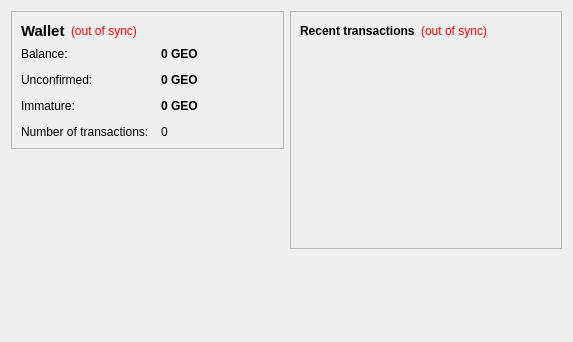
Qt form src/qt/forms/overviewpage.ui (riclin1/jurassiccoinv2) before a commit.
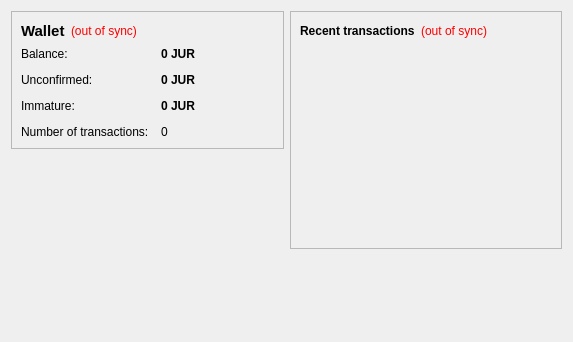
The same form after that commit.

```diff
--- a/src/qt/forms/overviewpage.ui
+++ b/src/qt/forms/overviewpage.ui
@@ -105,7 +105,7 @@
              <string>Your current balance</string>
             </property>
             <property name="text">
-             <string notr="true">0 GEO</string>
+             <string notr="true">0 JUR</string>
             </property>
             <property name="textInteractionFlags">
              <set>Qt::LinksAccessibleByMouse|Qt::TextSelectableByKeyboard|Qt::TextSelectableByMouse</set>
@@ -134,7 +134,7 @@
              <string>Total of transactions that have yet to be confirmed, and do not yet count toward the current balance</string>
             </property>
             <property name="text">
-             <string notr="true">0 GEO</string>
+             <string notr="true">0 JUR</string>
             </property>
             <property name="textInteractionFlags">
              <set>Qt::LinksAccessibleByMouse|Qt::TextSelectableByKeyboard|Qt::TextSelectableByMouse</set>
@@ -177,7 +177,7 @@
              <string>Mined balance that has not yet matured</string>
             </property>
             <property name="text">
-             <string notr="true">0 GEO</string>
+             <string notr="true">0 JUR</string>
             </property>
             <property name="textInteractionFlags">
              <set>Qt::LinksAccessibleByMouse|Qt::TextSelectableByKeyboard|Qt::TextSelectableByMouse</set>
```
